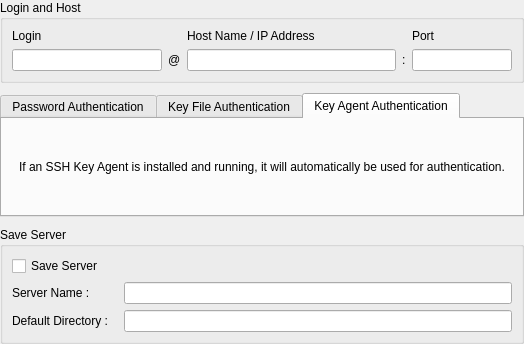
Above: ssh/serverconfigwidget.ui from PonyEdit/PonyEdit before the change. Below: the same form after it.
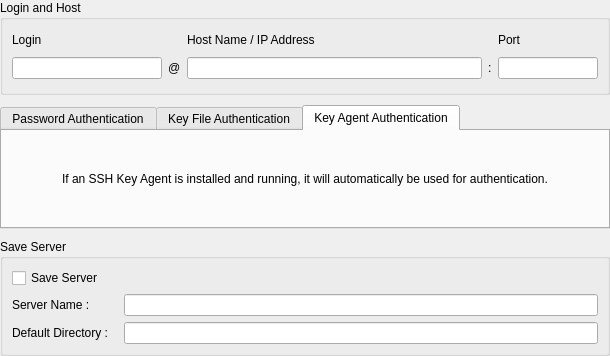
That is the form after the change. The open tabs and pages were chosen to show the change.

Commit message: OSX-ish word-wrap tweaks.

```diff
--- a/ssh/serverconfigwidget.ui
+++ b/ssh/serverconfigwidget.ui
@@ -6,8 +6,8 @@
    <rect>
     <x>0</x>
     <y>0</y>
-    <width>524</width>
-    <height>311</height>
+    <width>610</width>
+    <height>356</height>
    </rect>
   </property>
   <property name="windowTitle">
@@ -235,6 +235,9 @@
          <property name="alignment">
           <set>Qt::AlignCenter</set>
          </property>
+         <property name="wordWrap">
+          <bool>true</bool>
+         </property>
         </widget>
        </item>
       </layout>
```
Left out of the diff: 2 changed lines with no effect on the pictures. The commit also changes 1 other file.
